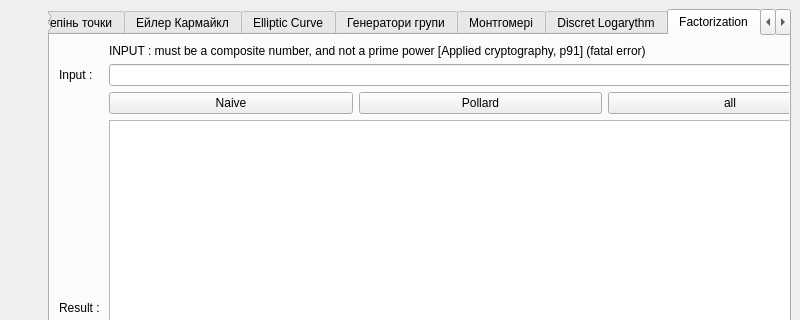
Old version of the form LabGA_UI/mainwindow.ui in the repository alekseykondus/LabGeneralAlgebra; both pictures show x 0 to 800 and y 0 to 320 of the 800 by 600 pixel window.
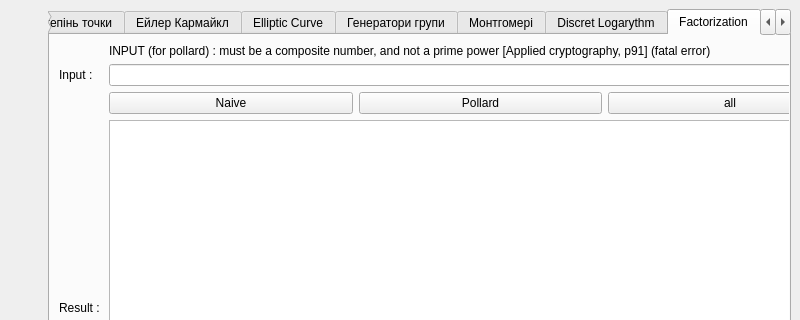
New version of the form.

Commit message: improved label text

```diff
--- a/LabGA_UI/mainwindow.ui
+++ b/LabGA_UI/mainwindow.ui
@@ -945,8 +945,14 @@
          </item>
          <item row="0" column="1">
           <widget class="QLabel" name="factorization_input_warning">
+           <property name="sizePolicy">
+            <sizepolicy hsizetype="Preferred" vsizetype="Preferred">
+             <horstretch>0</horstretch>
+             <verstretch>0</verstretch>
+            </sizepolicy>
+           </property>
            <property name="text">
-            <string>INPUT : must be a composite number, and not a prime power [Applied cryptography, p91] (fatal error)</string>
+            <string>INPUT (for pollard) : must be a composite number, and not a prime power [Applied cryptography, p91] (fatal error)</string>
            </property>
           </widget>
          </item>
```
The commit also changes 1 other file.
